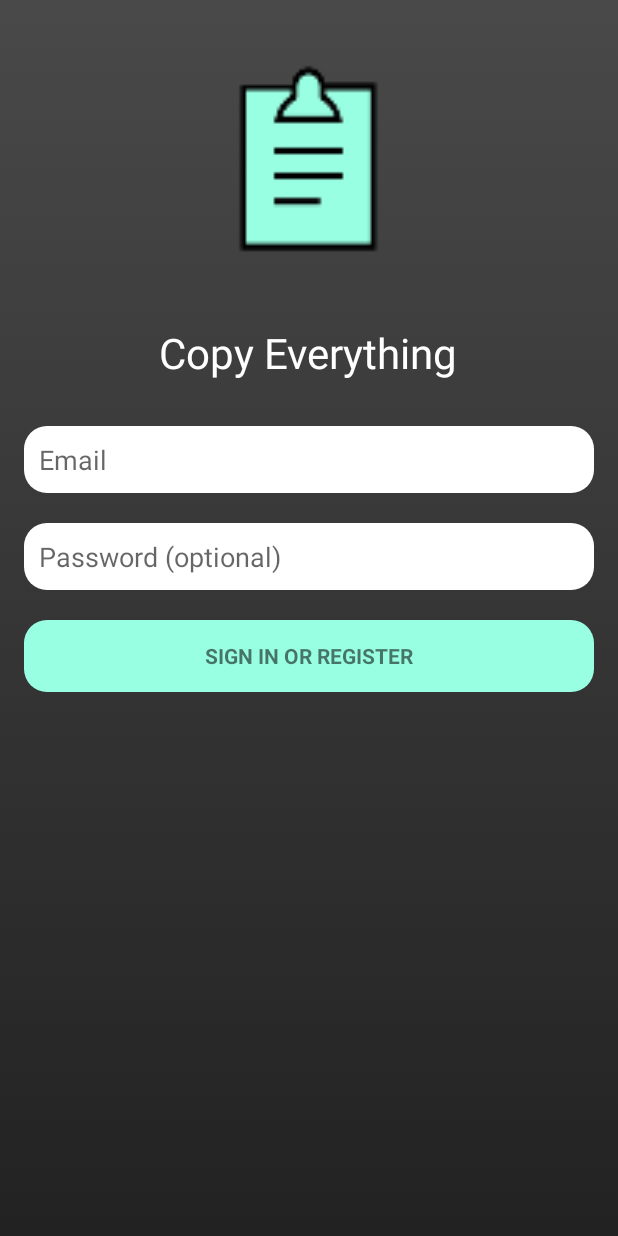
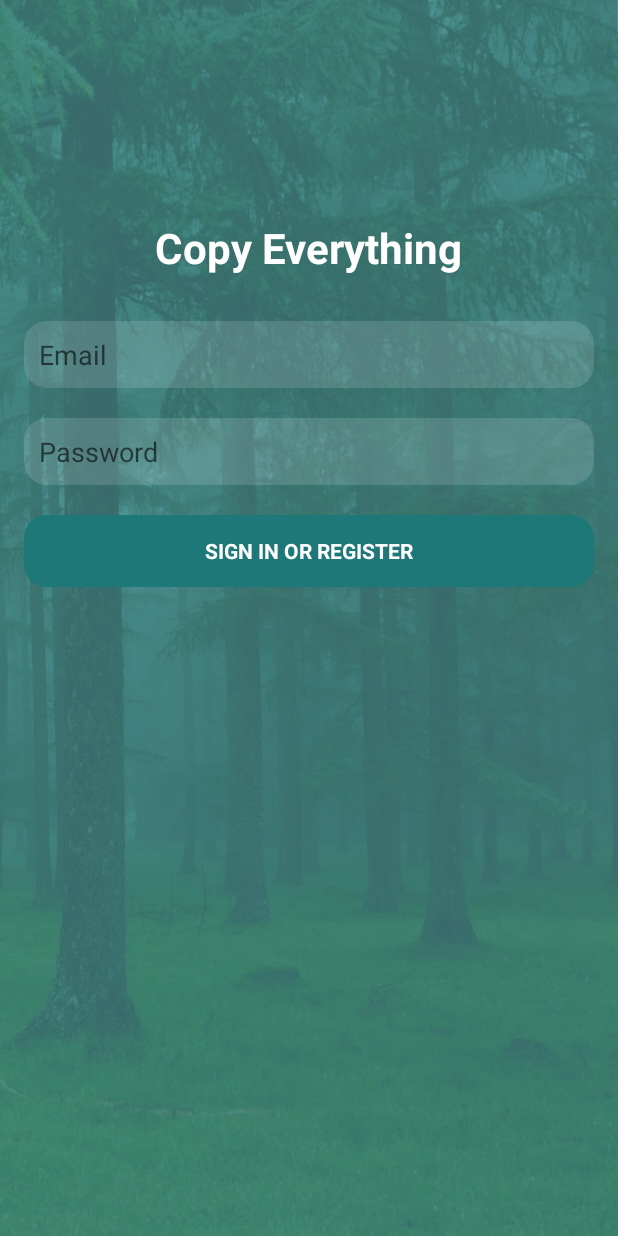
Before and after one commit to CopyEverything/CopyEverything-Android, an Android app: the screen it shows after launch (Login), on a phone screen of 412 x 824 dp. Run offline under Robolectric (Android 15) with nearby library versions, the phone set to English and light mode, and no system bars; libraries missing offline, so code that uses them is left out: com.firebase.client.

Commit message:
Made new Login UI

```diff
--- a/app/src/main/java/copyeverything/tk/copyeverything/Login.java
+++ b/app/src/main/java/copyeverything/tk/copyeverything/Login.java
@@ -71,10 +71,10 @@ public class Login extends AppCompatActivity implements LoaderCallbacks<Cursor>
         });
 
         // Set up the login form.
-        mImageView = (ImageView) findViewById(R.id.clipIcon);
+        //mImageView = (ImageView) findViewById(R.id.clipIcon);
         mEmailView = (AutoCompleteTextView) findViewById(R.id.email);
 
-        mImageView.setImageResource(R.mipmap.ic_launcher);
+        //mImageView.setImageResource(R.mipmap.ic_launcher);
         //populateAutoComplete();
 
         mPasswordView = (EditText) findViewById(R.id.password);
--- a/app/src/main/res/drawable/rounded_box.xml
+++ b/app/src/main/res/drawable/rounded_box.xml
@@ -2,7 +2,7 @@
 <!--  res/drawable/rounded_edittext.xml -->
 <shape xmlns:android="http://schemas.android.com/apk/res/android"
     android:shape="rectangle" android:padding="20dp">
-    <solid android:color="#FFFFFF"/>
+    <solid android:color="#22FFFFFF"/>
     <corners
         android:bottomRightRadius="15dp"
         android:bottomLeftRadius="15dp"
--- a/app/src/main/res/drawable/rounded_box_green.xml
+++ b/app/src/main/res/drawable/rounded_box_green.xml
@@ -2,7 +2,7 @@
 <!--  res/drawable/rounded_edittext.xml -->
 <shape xmlns:android="http://schemas.android.com/apk/res/android"
     android:shape="rectangle" android:padding="20dp">
-    <solid android:color="#99ffe2"/>
+    <solid android:color="#1e7878"/>
     <corners
         android:bottomRightRadius="15dp"
         android:bottomLeftRadius="15dp"
--- a/app/src/main/res/layout/activity_login.xml
+++ b/app/src/main/res/layout/activity_login.xml
@@ -2,7 +2,7 @@
     xmlns:android="http://schemas.android.com/apk/res/android"
     android:layout_width="match_parent"
     android:layout_height="match_parent"
-    android:background="@drawable/header_gradient_selector">
+    android:background="@drawable/login_background">
 
     <LinearLayout xmlns:android="http://schemas.android.com/apk/res/android"
         xmlns:tools="http://schemas.android.com/tools" android:layout_width="match_parent"
@@ -10,15 +10,9 @@
         android:orientation="vertical" android:paddingBottom="@dimen/activity_vertical_margin"
         android:paddingLeft="@dimen/activity_horizontal_margin"
         android:paddingRight="@dimen/activity_horizontal_margin"
-        android:paddingTop="16dp" tools:context=".Login">
-
-        <!-- Login progress -->
-        <ImageView
-            android:layout_width="150dp"
-            android:layout_height="150dp"
-            android:id="@+id/clipIcon"
-            android:layout_marginTop="20dp"
-            android:layout_marginBottom="20dp" />
+        android:paddingTop="16dp"
+        android:layout_marginTop="120dp"
+        tools:context=".Login">
 
         <TextView
             android:layout_width="wrap_content"
@@ -31,8 +25,9 @@
             android:textSize="28dp"
             android:layout_marginTop="10dp"
             android:layout_marginBottom="20dp"
+            android:focusableInTouchMode="false"
             android:fontFamily="roboto light"
-            android:focusableInTouchMode="false" />
+            android:textStyle="bold" />
 
         <com.gc.materialdesign.views.ScrollView android:id="@+id/login_form" android:layout_width="match_parent"
             android:layout_height="match_parent"
@@ -48,6 +43,7 @@
                     android:singleLine="true"
                     android:background="@drawable/rounded_box"
                     android:padding="10dp"
+                    android:textColor="#FFFFFF"
                     android:layout_marginTop="10dp"
                     android:layout_marginBottom="20dp"
                     android:fontFamily="roboto light" />
@@ -60,12 +56,14 @@
                     android:maxLines="1" android:singleLine="true"
                     android:background="@drawable/rounded_box"
                     android:padding="10dp"
+                    android:textColor="#FFFFFF"
                     android:layout_marginBottom="20dp" />
 
                 <Button android:id="@+id/email_sign_in_button" style="?android:textAppearanceSmall"
                     android:layout_width="match_parent" android:layout_height="wrap_content"
                     android:text="@string/action_sign_in"
                     android:textStyle="bold"
+                    android:textColor="#FFFFFF"
                     android:background="@drawable/rounded_box_green"/>
 
             </LinearLayout>
--- a/app/src/main/res/values/strings.xml
+++ b/app/src/main/res/values/strings.xml
@@ -3,7 +3,7 @@
 
     <!-- Strings related to login -->
     <string name="prompt_email">Email</string>
-    <string name="prompt_password">Password (optional)</string>
+    <string name="prompt_password">Password</string>
     <string name="action_sign_in">Sign in or register</string>
     <string name="action_sign_in_short">Sign in</string>
     <string name="error_invalid_email">This email address is invalid</string>
```
Also changed, not shown: app/src/main/res/drawable/login_background.jpg (added), 2 other files.
